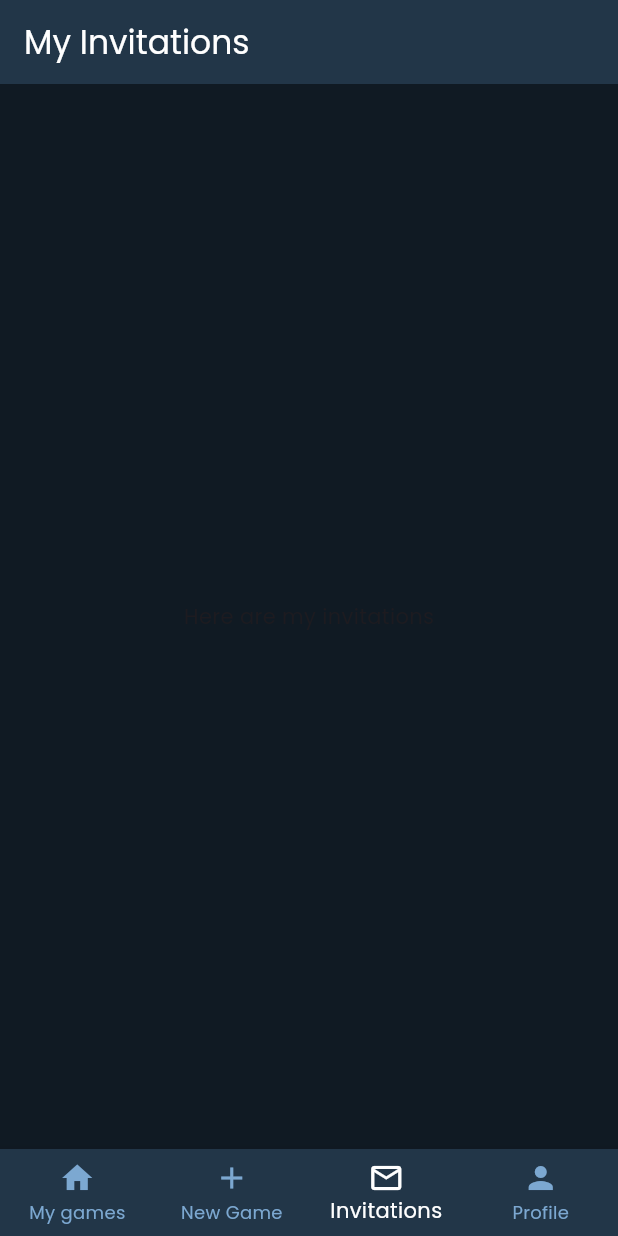
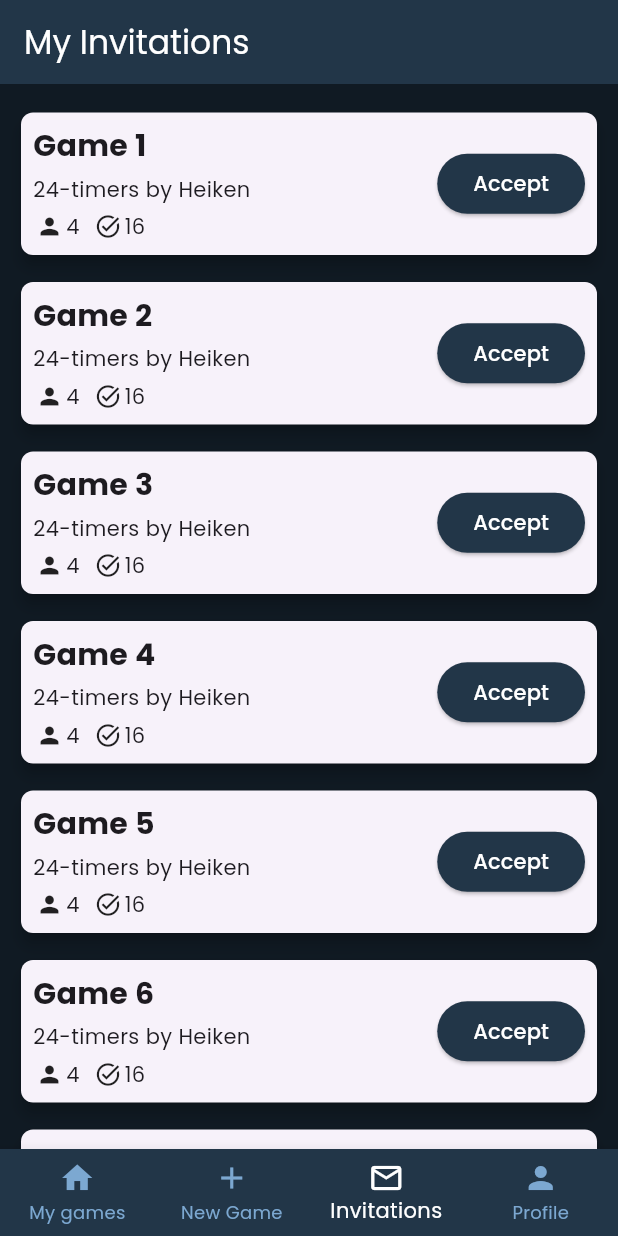
Before and after one commit to heiken1108/bingoboard-app, a Flutter app: the screen it shows after launch, item 3 of the bottom bar chosen, on a phone screen of 412 x 824 dp. Run offline on Flutter 3.47's test engine with Material 3 defaults, Android fonts, the phone set to English and light mode, and no system bars.

Commit message:
Made static invitations screen

```diff
--- a/app/lib/main.dart
+++ b/app/lib/main.dart
@@ -1,4 +1,3 @@
-import 'package:app/screens/game/game_screen.dart';
 import 'package:app/screens/invitations/invitations_screen.dart';
 import 'package:app/screens/my_games/my_games_screen.dart';
 import 'package:app/screens/new_game/new_game_screen.dart';
--- /dev/null
+++ b/app/lib/models/invitation_model.dart
@@ -0,0 +1,84 @@
+class InvitationModel {
+  String name;
+  String admin;
+  String mode;
+  String length;
+  int challengesAmount;
+  int playersAmount;
+
+  InvitationModel({
+    required this.name,
+    required this.admin,
+    required this.mode,
+    required this.length,
+    required this.challengesAmount,
+    required this.playersAmount,
+  });
+
+  static List<InvitationModel> getInvitations() {
+    List<InvitationModel> invitations = [];
+    //API-kall istedet for hardkodet data
+    invitations.add(InvitationModel(
+      name: 'Game 1',
+      admin: 'Heiken',
+      mode: '24-timers',
+      length: '24h',
+      challengesAmount: 16,
+      playersAmount: 4,
+    ));
+
+    invitations.add(InvitationModel(
+      name: 'Game 2',
+      admin: 'Heiken',
+      mode: '24-timers',
+      length: '24h',
+      challengesAmount: 16,
+      playersAmount: 4,
+    ));
+
+    invitations.add(InvitationModel(
+      name: 'Game 3',
+      admin: 'Heiken',
+      mode: '24-timers',
+      length: '24h',
+      challengesAmount: 16,
+      playersAmount: 4,
+    ));
+
+    invitations.add(InvitationModel(
+      name: 'Game 4',
+      admin: 'Heiken',
+      mode: '24-timers',
+      length: '24h',
+      challengesAmount: 16,
+      playersAmount: 4,
+    ));
+
+    invitations.add(InvitationModel(
+      name: 'Game 5',
+      admin: 'Heiken',
+      mode: '24-timers',
+      length: '24h',
+      challengesAmount: 16,
+      playersAmount: 4,
+    ));
+    invitations.add(InvitationModel(
+      name: 'Game 6',
+      admin: 'Heiken',
+      mode: '24-timers',
+      length: '24h',
+      challengesAmount: 16,
+      playersAmount: 4,
+    ));
+    invitations.add(InvitationModel(
+      name: 'Game 7',
+      admin: 'Heiken',
+      mode: '24-timers',
+      length: '24h',
+      challengesAmount: 16,
+      playersAmount: 4,
+    ));
+
+    return invitations;
+  }
+}
--- a/app/lib/screens/game/game_screen.dart
+++ b/app/lib/screens/game/game_screen.dart
@@ -1,6 +1,4 @@
 // Screen for an active game
-
-import 'package:app/styles/app_colors.dart';
 import 'package:app/widgets/appbar_widget.dart';
 import 'package:flutter/material.dart';
 
--- a/app/lib/screens/invitations/invitations_screen.dart
+++ b/app/lib/screens/invitations/invitations_screen.dart
@@ -1,19 +1,24 @@
 //Screen for the invitations
 
-import 'package:app/styles/app_colors.dart';
+import 'package:app/models/invitation_model.dart';
 import 'package:app/widgets/appbar_widget.dart';
+import 'package:app/widgets/invitations_list.dart';
 import 'package:flutter/material.dart';
 
 class InvitationsScreen extends StatelessWidget {
-  const InvitationsScreen({super.key});
+  InvitationsScreen({super.key});
+
+  List<InvitationModel> invitations = [];
+
+  void _getInvitations() {
+    invitations = InvitationModel.getInvitations();
+  }
 
   @override
   Widget build(BuildContext context) {
-    return const Scaffold(
-      appBar: AppBarWidget(title: 'My Invitations'),
-      body: Center(
-        child: Text('Here are my invitations'),
-      ),
-    );
+    _getInvitations();
+    return Scaffold(
+        appBar: const AppBarWidget(title: 'My Invitations'),
+        body: InvitationsList(invitations: invitations));
   }
 }
--- a/app/lib/screens/my_games/my_games_screen.dart
+++ b/app/lib/screens/my_games/my_games_screen.dart
@@ -1,5 +1,4 @@
 //Screen for all active games for a user. Works as the home screen
-import 'package:app/styles/app_colors.dart';
 import 'package:app/widgets/appbar_widget.dart';
 import 'package:flutter/material.dart';
 
--- a/app/lib/screens/new_game/new_game_screen.dart
+++ b/app/lib/screens/new_game/new_game_screen.dart
@@ -1,4 +1,3 @@
-import 'package:app/styles/app_colors.dart';
 import 'package:app/widgets/appbar_widget.dart';
 import 'package:flutter/material.dart';
 
--- a/app/lib/screens/profile/profile_screen.dart
+++ b/app/lib/screens/profile/profile_screen.dart
@@ -1,4 +1,3 @@
-import 'package:app/styles/app_colors.dart';
 import 'package:app/widgets/appbar_widget.dart';
 import 'package:flutter/material.dart';
 
--- /dev/null
+++ b/app/lib/widgets/invitation_box.dart
@@ -0,0 +1,119 @@
+import 'package:app/models/invitation_model.dart';
+import 'package:app/styles/app_colors.dart';
+import 'package:flutter/material.dart';
+
+class InvitationBox extends StatelessWidget {
+  final InvitationModel invitation;
+
+  final Function onAccept;
+  final Function onDecline;
+
+  InvitationBox({
+    required this.invitation,
+    required this.onAccept,
+    required this.onDecline,
+  });
+
+  @override
+  Widget build(BuildContext context) {
+    return Dismissible(
+      key: Key(invitation.name), // Unique key for each Dismissible widget
+      direction: DismissDirection.horizontal, // Allow horizontal swipe
+      background: Container(
+        color: Colors.green,
+        alignment: Alignment.centerLeft,
+        padding: EdgeInsets.symmetric(horizontal: 20),
+        child: Icon(Icons.check, color: Colors.white),
+      ),
+      secondaryBackground: Container(
+        color: Colors.red,
+        alignment: Alignment.centerRight,
+        padding: EdgeInsets.symmetric(horizontal: 20),
+        child: Icon(Icons.close, color: Colors.white),
+      ),
+      onDismissed: (direction) {
+        if (direction == DismissDirection.startToEnd) {
+          onAccept(); // Call accept function
+        } else if (direction == DismissDirection.endToStart) {
+          onDecline(); // Call decline function
+        }
+      },
+      child: Card(
+        elevation: 4, // Card shadow for better visibility
+        margin: EdgeInsets.all(4),
+        shape: RoundedRectangleBorder(
+          borderRadius: BorderRadius.circular(8), // Rounded corners
+        ),
+        child: Padding(
+          padding: const EdgeInsets.all(8.0),
+          child: Row(
+            mainAxisAlignment: MainAxisAlignment.spaceBetween,
+            children: [
+              Column(
+                crossAxisAlignment:
+                    CrossAxisAlignment.start, // Align text to the left
+                children: [
+                  // Top-left name
+                  Text(
+                    invitation.name,
+                    style: TextStyle(
+                      fontSize: 20,
+                      fontWeight: FontWeight.bold,
+                    ),
+                  ),
+                  SizedBox(height: 4),
+                  Text("${invitation.mode} by ${invitation.admin}",
+                      style: TextStyle(fontSize: 14)),
+                  SizedBox(height: 4),
+                  Row(
+                    children: [
+                      // Person icon with smaller size and padding inside the box
+                      Padding(
+                        padding: const EdgeInsets.all(
+                            2.0), // Padding inside the icon box
+                        child: Icon(
+                          Icons.person,
+                          size: 18, // Smaller icon size
+                        ),
+                      ),
+                      Text('${invitation.playersAmount}'),
+                      SizedBox(width: 8),
+
+                      // Task icon with smaller size and padding inside the box
+                      Padding(
+                        padding: const EdgeInsets.all(
+                            2.0), // Padding inside the icon box
+                        child: Icon(
+                          Icons.task_alt_outlined,
+                          size: 18, // Smaller icon size
+                        ),
+                      ),
+                      Text('${invitation.challengesAmount}'),
+                    ],
+                  ),
+                ],
+              ),
+              Row(
+                children: [
+                  ElevatedButton(
+                    onPressed: () {
+                      onAccept();
+                    },
+                    child: Text(
+                      'Accept',
+                      style: TextStyle(color: Colors.white),
+                    ),
+                    style: ElevatedButton.styleFrom(
+                      backgroundColor: AppColors.secondaryColor,
+                      iconColor: Colors.white, // Red color for decline button
+                    ),
+                  ),
+                ],
+              ),
+            ],
+          ),
+        ),
+      ),
+    );
+  }
+}
--- /dev/null
+++ b/app/lib/widgets/invitations_list.dart
@@ -0,0 +1,36 @@
+import 'package:app/models/invitation_model.dart';
+import 'package:app/widgets/invitation_box.dart';
+import 'package:flutter/material.dart';
+
+class InvitationsList extends StatelessWidget {
+  final List<InvitationModel> invitations;
+
+  const InvitationsList({super.key, required this.invitations});
+
+  @override
+  Widget build(BuildContext context) {
+    return ListView.separated(
+      itemCount: invitations.length,
+      scrollDirection: Axis.vertical,
+      separatorBuilder: (context, index) {
+        return const SizedBox(
+          height: 10,
+        );
+      },
+      padding: EdgeInsets.only(top: 15, left: 10, right: 10, bottom: 10),
+      itemBuilder: (context, index) {
+        return InvitationBox(
+          invitation: invitations[index],
+          onAccept: () {
+            // Simple onAccept function
+            print("Accepted: ${invitations[index].name}");
+          },
+          onDecline: () {
+            // Simple onDecline function
+            print("Declined: ${invitations[index].name}");
+          },
+        );
+      },
+    );
+  }
+}
```
